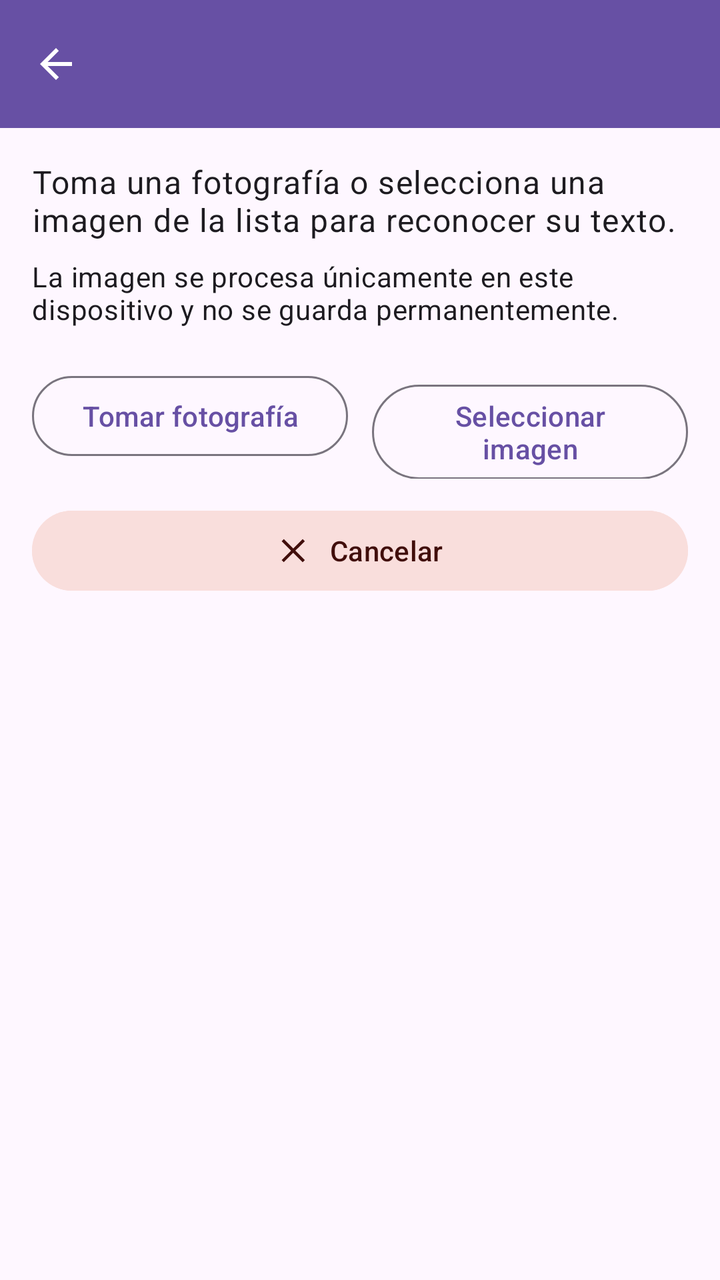
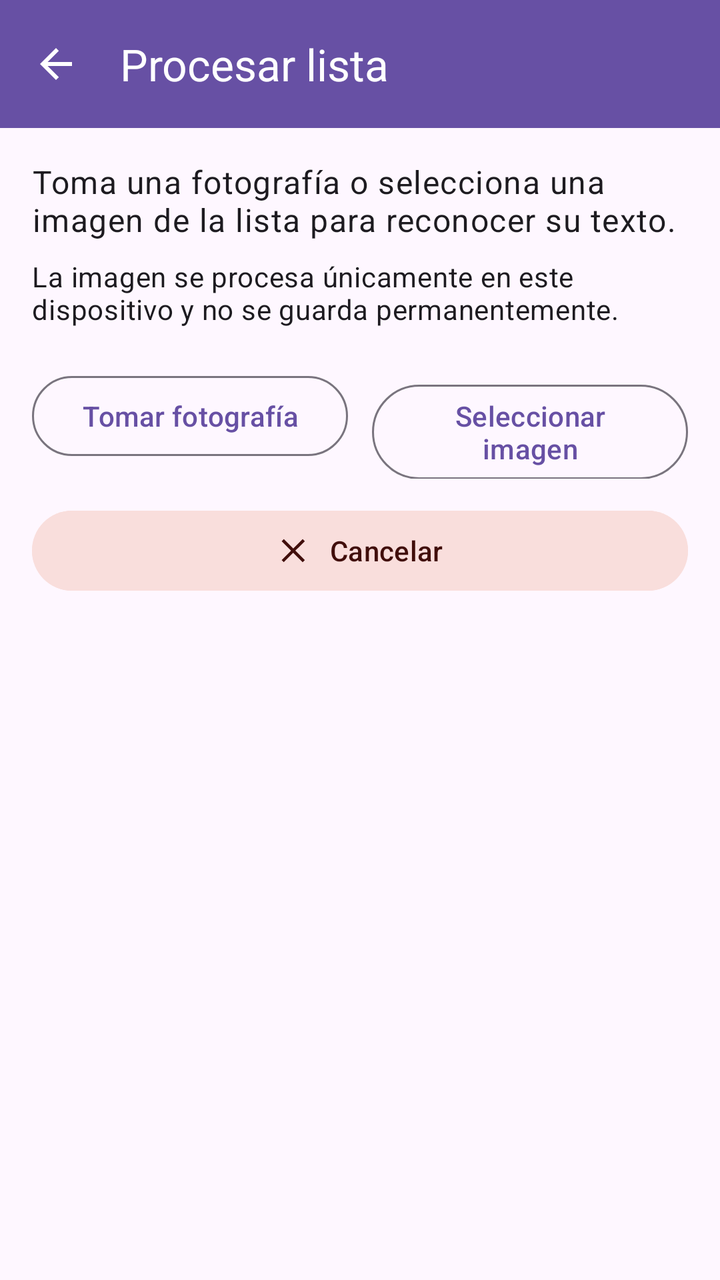

Before-and-after screenshots of an Android layout around one commit, followed by the original layout XML and the change that was made.
<!-- AndroidManifest.xml: application theme Theme.AlmacenTracker -->
<!-- res/layout/activity_reference_list_capture.xml -->
<?xml version="1.0" encoding="utf-8"?>
<androidx.constraintlayout.widget.ConstraintLayout
    xmlns:android="http://schemas.android.com/apk/res/android"
    xmlns:app="http://schemas.android.com/apk/res-auto"
    android:layout_width="match_parent"
    android:layout_height="match_parent">

    <com.google.android.material.appbar.MaterialToolbar
        android:id="@+id/toolbar"
        android:layout_width="0dp"
        android:layout_height="?attr/actionBarSize"
        android:background="?attr/colorPrimary"
        android:title="@string/reference_list_capture_title"
        app:navigationContentDescription="@string/navigate_back_action"
        app:navigationIcon="@drawable/ic_arrow_back"
        app:navigationIconTint="?attr/colorOnPrimary"
        app:titleTextColor="?attr/colorOnPrimary"
        app:layout_constraintEnd_toEndOf="parent"
        app:layout_constraintStart_toStartOf="parent"
        app:layout_constraintTop_toTopOf="parent" />

    <androidx.core.widget.NestedScrollView
        android:id="@+id/contentScrollView"
        android:layout_width="0dp"
        android:layout_height="0dp"
        android:fillViewport="true"
        app:layout_constraintBottom_toBottomOf="parent"
        app:layout_constraintEnd_toEndOf="parent"
        app:layout_constraintStart_toStartOf="parent"
        app:layout_constraintTop_toBottomOf="@id/toolbar">

        <LinearLayout
            android:layout_width="match_parent"
            android:layout_height="wrap_content"
            android:orientation="vertical"
            android:padding="16dp">

            <TextView
                android:id="@+id/instructionsText"
                android:layout_width="match_parent"
                android:layout_height="wrap_content"
                android:text="@string/reference_list_capture_description"
                android:textAppearance="?attr/textAppearanceBodyLarge" />

            <TextView
                android:id="@+id/privacyText"
                android:layout_width="match_parent"
                android:layout_height="wrap_content"
                android:layout_marginTop="8dp"
                android:text="@string/reference_list_privacy_description"
                android:textAppearance="?attr/textAppearanceBodyMedium" />

            <LinearLayout
                android:id="@+id/sourceActionsContainer"
                android:layout_width="match_parent"
                android:layout_height="wrap_content"
                android:layout_marginTop="20dp"
                android:orientation="horizontal">

                <com.google.android.material.button.MaterialButton
                    android:id="@+id/takePhotoButton"
                    style="@style/Widget.Material3.Button.OutlinedButton"
                    android:layout_width="0dp"
                    android:layout_height="wrap_content"
                    android:layout_weight="1"
                    android:minHeight="48dp"
                    android:text="@string/reference_list_take_photo_action" />

                <Space
                    android:layout_width="12dp"
                    android:layout_height="1dp" />

                <com.google.android.material.button.MaterialButton
                    android:id="@+id/selectImageButton"
                    style="@style/Widget.Material3.Button.OutlinedButton"
                    android:layout_width="0dp"
                    android:layout_height="wrap_content"
                    android:layout_weight="1"
                    android:minHeight="48dp"
                    android:text="@string/reference_list_select_image_action" />

            </LinearLayout>

            <com.google.android.material.card.MaterialCardView
                android:id="@+id/previewCard"
                android:layout_width="match_parent"
                android:layout_height="wrap_content"
                android:layout_marginTop="20dp"
                android:visibility="gone"
                app:cardUseCompatPadding="true">

                <ImageView
                    android:id="@+id/imagePreview"
                    android:layout_width="match_parent"
                    android:layout_height="280dp"
                    android:adjustViewBounds="true"
                    android:contentDescription="@string/reference_list_preview_description"
                    android:scaleType="centerInside" />

            </com.google.android.material.card.MaterialCardView>

            <TextView
                android:id="@+id/imageSourceText"
                android:layout_width="match_parent"
                android:layout_height="wrap_content"
                android:layout_marginTop="8dp"
                android:gravity="center"
                android:textAppearance="?attr/textAppearanceBodySmall"
                android:visibility="gone" />

            <com.google.android.material.button.MaterialButton
                android:id="@+id/processImageButton"
                android:layout_width="match_parent"
                android:layout_height="wrap_content"
                android:layout_marginTop="16dp"
                android:minHeight="48dp"
                android:text="@string/reference_list_process_action"
                android:visibility="gone" />

            <ProgressBar
                android:id="@+id/processingProgress"
                android:layout_width="wrap_content"
                android:layout_height="wrap_content"
                android:layout_gravity="center_horizontal"
                android:layout_marginTop="24dp"
                android:contentDescription="@string/reference_list_processing"
                android:visibility="gone" />

            <TextView
                android:id="@+id/processingText"
                android:layout_width="match_parent"
                android:layout_height="wrap_content"
                android:layout_marginTop="8dp"
                android:gravity="center"
                android:text="@string/reference_list_processing"
                android:textAppearance="?attr/textAppearanceBodyMedium"
                android:visibility="gone" />

            <com.google.android.material.card.MaterialCardView
                android:id="@+id/errorCard"
                android:layout_width="match_parent"
                android:layout_height="wrap_content"
                android:layout_marginTop="20dp"
                android:visibility="gone"
                app:cardUseCompatPadding="true">

                <LinearLayout
                    android:layout_width="match_parent"
                    android:layout_height="wrap_content"
                    android:orientation="vertical"
                    android:padding="16dp">

                    <TextView
                        android:id="@+id/errorText"
                        android:layout_width="match_parent"
                        android:layout_height="wrap_content"
                        android:accessibilityLiveRegion="polite"
                        android:textAppearance="?attr/textAppearanceBodyLarge" />

                    <com.google.android.material.button.MaterialButton
                        android:id="@+id/retryButton"
                        style="@style/Widget.Material3.Button.OutlinedButton"
                        android:layout_width="match_parent"
                        android:layout_height="wrap_content"
                        android:layout_marginTop="12dp"
                        android:minHeight="48dp"
                        android:text="@string/retry_action"
                        android:visibility="gone" />

                    <com.google.android.material.button.MaterialButton
                        android:id="@+id/changeImageButton"
                        style="@style/Widget.Material3.Button.TextButton"
                        android:layout_width="match_parent"
                        android:layout_height="wrap_content"
                        android:minHeight="48dp"
                        android:text="@string/reference_list_change_image_action" />

                </LinearLayout>

            </com.google.android.material.card.MaterialCardView>

            <com.google.android.material.card.MaterialCardView
                android:id="@+id/recognizedTextCard"
                android:layout_width="match_parent"
                android:layout_height="wrap_content"
                android:layout_marginTop="20dp"
                android:visibility="gone"
                app:cardUseCompatPadding="true">

                <LinearLayout
                    android:layout_width="match_parent"
                    android:layout_height="wrap_content"
                    android:orientation="vertical"
                    android:padding="16dp">

                    <TextView
                        android:id="@+id/recognizedTextTitle"
                        android:layout_width="match_parent"
                        android:layout_height="wrap_content"
                        android:text="@string/reference_list_preliminary_result_title"
                        android:textAppearance="?attr/textAppearanceTitleMedium" />

                    <TextView
                        android:id="@+id/recognizedTextSummary"
                        android:layout_width="match_parent"
                        android:layout_height="wrap_content"
                        android:layout_marginTop="4dp"
                        android:textAppearance="?attr/textAppearanceBodySmall" />

                    <TextView
                        android:id="@+id/recognizedLinesText"
                        android:layout_width="match_parent"
                        android:layout_height="wrap_content"
                        android:layout_marginTop="12dp"
                        android:accessibilityLiveRegion="polite"
                        android:textIsSelectable="true"
                        android:textAppearance="?attr/textAppearanceBodyMedium" />

                    <com.google.android.material.button.MaterialButton
                        android:id="@+id/toggleRawTextButton"
                        style="@style/Widget.Material3.Button.TextButton"
                        android:layout_width="match_parent"
                        android:layout_height="wrap_content"
                        android:layout_marginTop="8dp"
                        android:minHeight="48dp"
                        android:text="@string/reference_list_show_raw_text_action" />

                    <TextView
                        android:id="@+id/rawRecognizedLinesText"
                        android:layout_width="match_parent"
                        android:layout_height="wrap_content"
                        android:layout_marginTop="8dp"
                        android:background="?attr/colorSurfaceContainer"
                        android:padding="12dp"
                        android:textIsSelectable="true"
                        android:textAppearance="?attr/textAppearanceBodySmall"
                        android:visibility="gone" />

                    <com.google.android.material.button.MaterialButton
                        android:id="@+id/reviewReferencesButton"
                        android:layout_width="match_parent"
                        android:layout_height="wrap_content"
                        android:layout_marginTop="16dp"
                        android:minHeight="48dp"
                        android:text="@string/reference_list_review_open_action" />

                </LinearLayout>

            </com.google.android.material.card.MaterialCardView>

            <com.google.android.material.button.MaterialButton
                android:id="@+id/cancelButton"
                style="@style/Widget.Material3.Button.TonalButton"
                android:layout_width="match_parent"
                android:layout_height="wrap_content"
                android:layout_marginTop="12dp"
                android:layout_marginBottom="8dp"
                android:backgroundTint="?attr/colorErrorContainer"
                android:minHeight="48dp"
                android:text="@string/cancel_action"
                android:textColor="?attr/colorOnErrorContainer"
                app:icon="@drawable/ic_close"
                app:iconGravity="textStart"
                app:iconTint="?attr/colorOnErrorContainer" />

        </LinearLayout>

    </androidx.core.widget.NestedScrollView>

</androidx.constraintlayout.widget.ConstraintLayout>
<!-- resources referenced by this layout -->
<resources>
  <!-- drawable ic_arrow_back (drawable) -->
  <vector xmlns:android="http://schemas.android.com/apk/res/android"
      android:width="24dp"
      android:height="24dp"
      android:viewportWidth="24"
      android:viewportHeight="24">
  
      <path
          android:fillColor="@android:color/white"
          android:pathData="M20,11H7.83l5.59,-5.59L12,4l-8,8 8,8 1.42,-1.41L7.83,13H20v-2z" />
  
  </vector>
  <!-- drawable ic_close (drawable) -->
  <?xml version="1.0" encoding="utf-8"?>
  <vector xmlns:android="http://schemas.android.com/apk/res/android"
      android:width="24dp"
      android:height="24dp"
      android:viewportWidth="24"
      android:viewportHeight="24">
  
      <path
          android:fillColor="@android:color/white"
          android:pathData="M18.3,5.71 12,12l6.3,6.29 -1.41,1.42L10.59,13.41 4.29,19.71 2.88,18.29 9.17,12 2.88,5.71 4.29,4.29 10.59,10.59 16.89,4.29z" />
  
  </vector>
  <string name="cancel_action">
          Cancelar
      </string>
  <string name="navigate_back_action">
          Volver
      </string>
  <string name="reference_list_capture_description">
          Toma una fotografía o selecciona una imagen de la lista para reconocer su texto.
      </string>
  <string name="reference_list_capture_title"> Procesar lista </string>
  <string name="reference_list_change_image_action"> Cambiar imagen </string>
  <string name="reference_list_preliminary_result_title"> Resultado preliminar </string>
  <string name="reference_list_preview_description">
          Previsualización de la lista seleccionada
      </string>
  <string name="reference_list_privacy_description">
          La imagen se procesa únicamente en este dispositivo y no se guarda permanentemente.
      </string>
  <string name="reference_list_process_action"> Procesar imagen </string>
  <string name="reference_list_processing"> Reconociendo texto… </string>
  <string name="reference_list_review_open_action"> Revisar referencias </string>
  <string name="reference_list_select_image_action">
          Seleccionar imagen
      </string>
  <string name="reference_list_show_raw_text_action">
          Ver texto original detectado
      </string>
  <string name="reference_list_take_photo_action"> Tomar fotografía </string>
  <string name="retry_action">Reintentar</string>
  <style name="Theme.AlmacenTracker" parent="Base.Theme.AlmacenTracker" />
  <style name="Base.Theme.AlmacenTracker" parent="Theme.Material3.DayNight.NoActionBar">
          
          
      </style>
</resources>

<!-- the commit's change to res/layout/activity_reference_list_capture.xml (unified diff, before → after) -->
@@ -10,10 +10,10 @@
         android:layout_width="0dp"
         android:layout_height="?attr/actionBarSize"
         android:background="?attr/colorPrimary"
-        android:title="@string/reference_list_capture_title"
         app:navigationContentDescription="@string/navigate_back_action"
         app:navigationIcon="@drawable/ic_arrow_back"
         app:navigationIconTint="?attr/colorOnPrimary"
+        app:title="@string/reference_list_capture_title"
         app:titleTextColor="?attr/colorOnPrimary"
         app:layout_constraintEnd_toEndOf="parent"
         app:layout_constraintStart_toStartOf="parent"
